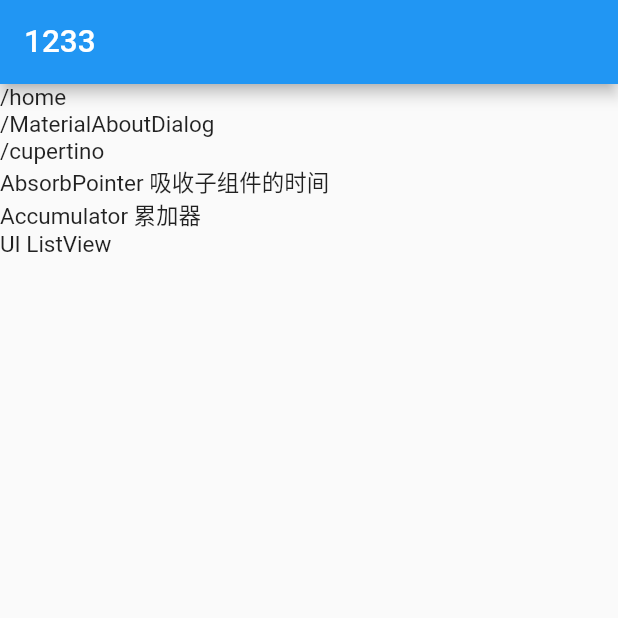
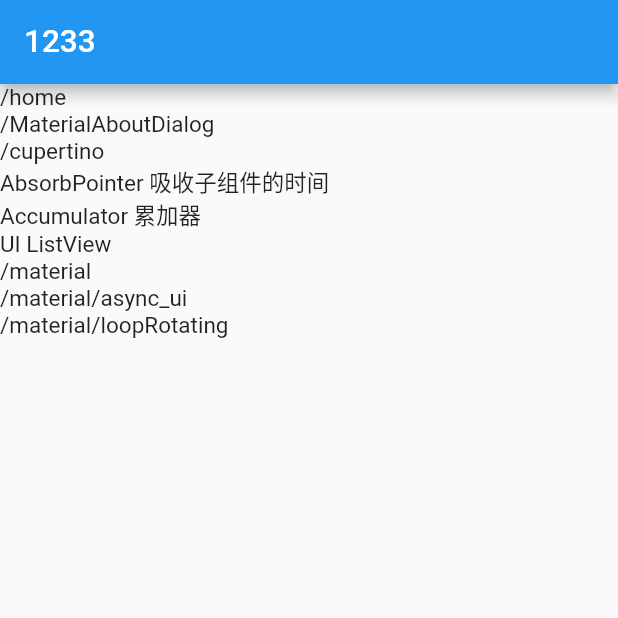
Before and after one commit to front-ck996/study_flutter, a Flutter app: the screen it shows after launch, on a phone screen of 412 x 824 dp, the top half of it. Run offline on Flutter 3.47's test engine with Material 2 defaults, Android fonts, the phone set to English and light mode, and no system bars; our stand-ins replace get.

Commit message:
封装一些基础组件

```diff
--- a/lib/router/app_router.dart
+++ b/lib/router/app_router.dart
@@ -5,7 +5,9 @@ import 'package:study_flutter/study_widget/cupertino/cupertino_accumulator/view.
 import 'package:study_flutter/study_widget/cupertino/view.dart';
 import 'package:study_flutter/pages/home/home.dart';
 import 'package:study_flutter/study_widget/material/about_dialog.dart';
+import 'package:study_flutter/study_widget/material/async_ui.dart';
 import 'package:study_flutter/ui/list_view/test.dart';
+import 'package:study_flutter/ui/loop_rotating/view.dart';
 
 import '../study_widget/cupertino/cupertino_absorb_pointer_page/view.dart';
 
@@ -17,6 +19,9 @@ class APPRouter {
   static String pageCupertinoAccumulatorPage = '/cupertino/cupertinoAccumulatorPage';
   static String pageCupertino = '/cupertino';
   static String pageUIListView = '/ui_listView';
+  static String pageMaterial = '/material';
+  static String pageAsyncUI = '/material/async_ui';
+  static String pageMaterialLoopRotating = '/material/loopRotating';
 
   static final toolPages = [
     GetPage(name: pageHome, title: pageHome, page: () => Home()),
@@ -25,6 +30,9 @@ class APPRouter {
     GetPage(name: pageCupertinoAbsorbPointerPage,title: 'AbsorbPointer 吸收子组件的时间', page: () => CupertinoAbsorbPointerPagePage()),
     GetPage(name: pageCupertinoAccumulatorPage,title: 'Accumulator 累加器', page: () => CupertinoAccumulatorPage()),
     GetPage(name: pageUIListView,title: 'UI ListView', page: () => UIListViewTest()),
+    GetPage(name: pageMaterial, title: pageMaterial, page: () => Container()),
+    GetPage(name: pageAsyncUI,title: pageAsyncUI ,page: () => MaterialAsyncUI()),
+    GetPage(name: pageMaterialLoopRotating,title: pageMaterialLoopRotating ,page: () => MaterialLoopRotating()),
 
   ];
 }
```
Also changed, not shown: lib/study_widget/material/async_ui.dart (added, +40 -0 lines), lib/ui/loop_rotating/view.dart (added, +10 -0 lines).
